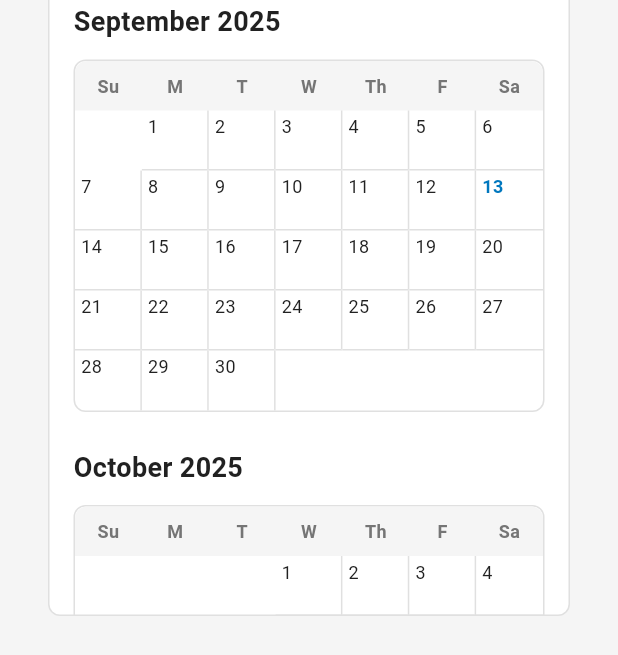
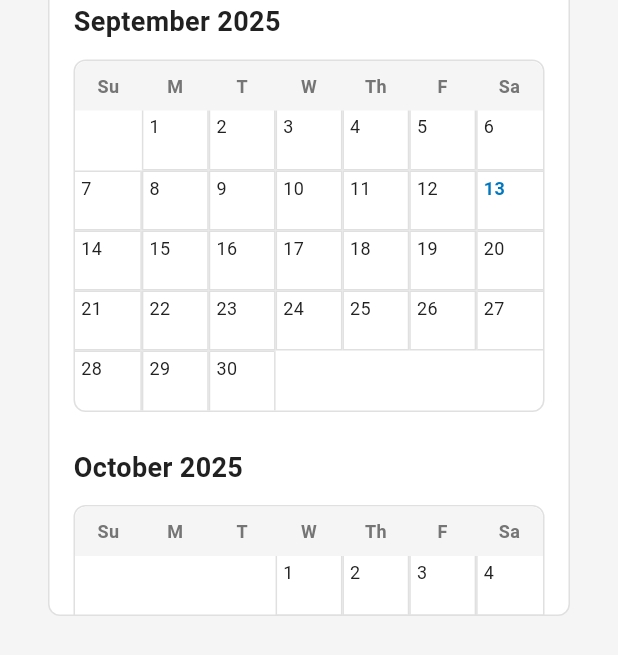
Before and after one commit to AtlantisSports/UWHPortal-Clubs, a Flutter app: the ClubDetailScreen screen opened directly with empty values, scrolled down 190 dp, on a phone screen of 412 x 824 dp. Shown: the part 572-1227 px from the top of the screen. Run offline on Flutter 3.47's test engine with Material 3 defaults, Android fonts, the phone set to English and light mode, and no system bars; our stand-ins replace get_it; network calls fail; project files that could hold a hidden picture were left out.

Commit message:
Implement hybrid calendar approach with proper RSVP integration
- Enhanced calendar widget to display both real club practices with RSVP status and typical schedule practices
- Fixed RSVP synchronization between detail screen buttons and calendar display
- Added comprehensive practice data coverage with real practices for future dates and mock data for past dates
- Maintained cursor pointer styling for web testing
- Cleaned up unused imports and resolved compiler warnings
- Practice ID synchronization ensures RSVP status persists across UI components

```diff
--- a/lib/base/widgets/calendar_widget.dart
+++ b/lib/base/widgets/calendar_widget.dart
@@ -5,7 +5,7 @@ import 'package:flutter/material.dart';
 import '../../core/constants/app_constants.dart';
 import '../../core/models/club.dart';
 import '../../core/models/practice.dart';
-import '../../features/clubs/practice_detail_screen.dart';
+import '../../core/providers/rsvp_provider.dart';
 import '../../base/widgets/phone_modal_utils.dart';
 
 enum PracticeStatus {
@@ -27,11 +27,13 @@ class PracticeDay {
 class PracticeCalendar extends StatelessWidget {
   final Club club;
   final Function(Practice)? onPracticeSelected;
+  final RSVPProvider? rsvpProvider;
 
   const PracticeCalendar({
     super.key,
     required this.club,
     this.onPracticeSelected,
+    this.rsvpProvider,
   });
 
   @override
@@ -76,11 +78,11 @@ class PracticeCalendar extends StatelessWidget {
               padding: const EdgeInsets.all(16),
               child: Column(
                 children: [
-                  _buildMonth(context, 'September 2025', 2025, 9),
+                  _buildMonth(context, 'September 2025', 2025, 9, rsvpProvider),
                   const SizedBox(height: 24),
-                  _buildMonth(context, 'October 2025', 2025, 10),
+                  _buildMonth(context, 'October 2025', 2025, 10, rsvpProvider),
                   const SizedBox(height: 24),
-                  _buildMonth(context, 'November 2025', 2025, 11),
+                  _buildMonth(context, 'November 2025', 2025, 11, rsvpProvider),
                 ],
               ),
             ),
@@ -90,7 +92,7 @@ class PracticeCalendar extends StatelessWidget {
     );
   }
 
-  Widget _buildMonth(BuildContext context, String title, int year, int month) {
+  Widget _buildMonth(BuildContext context, String title, int year, int month, RSVPProvider? rsvpProvider) {
     return Column(
       crossAxisAlignment: CrossAxisAlignment.start,
       children: [
@@ -103,13 +105,13 @@ class PracticeCalendar extends StatelessWidget {
           ),
         ),
         const SizedBox(height: 12),
-        _buildCalendarGrid(context, year, month),
+        _buildCalendarGrid(context, year, month, rsvpProvider),
       ],
     );
   }
 
-  Widget _buildCalendarGrid(BuildContext context, int year, int month) {
-    final practices = _generatePracticesForMonth(year, month);
+  Widget _buildCalendarGrid(BuildContext context, int year, int month, RSVPProvider? rsvpProvider) {
+    final practices = _generatePracticesForMonth(year, month, rsvpProvider);
     final daysInMonth = DateTime(year, month + 1, 0).day;
     final firstDayOfMonth = DateTime(year, month, 1);
     final startingWeekday = firstDayOfMonth.weekday % 7; // Convert to 0-6 (Sunday = 0)
@@ -163,12 +165,16 @@ class PracticeCalendar extends StatelessWidget {
                 final practicesForDay = practices[date] ?? [];
 
                 return Expanded(
+                  child: MouseRegion(
+                    cursor: practicesForDay.isNotEmpty ? SystemMouseCursors.click : SystemMouseCursors.basic,
                     child: GestureDetector(
                       onTap: () => _onDayTapped(context, date, practicesForDay),
                       child: Container(
                         height: 40,
                         decoration: BoxDecoration(
                           border: Border(
+                            top: weekIndex > 0 ? BorderSide(color: Colors.grey[300]!) : BorderSide.none,
+                            left: dayIndex > 0 ? BorderSide(color: Colors.grey[300]!) : BorderSide.none,
                             right: dayIndex < 6 ? BorderSide(color: Colors.grey[300]!) : BorderSide.none,
                             bottom: weekIndex < ((daysInMonth + startingWeekday + 6) ~/ 7) - 1
                                 ? BorderSide(color: Colors.grey[300]!)
@@ -198,6 +204,7 @@ class PracticeCalendar extends StatelessWidget {
                               child: _buildPracticeIndicators(practicesForDay),
                             ),
                         ],
+                      ),
                     ),
                   ),
                 ),
@@ -334,15 +341,15 @@ class PracticeCalendar extends StatelessWidget {
            date.day == today.day;
   }
 
-  Map<DateTime, List<PracticeStatus>> _generatePracticesForMonth(int year, int month) {
+  Map<DateTime, List<PracticeStatus>> _generatePracticesForMonth(int year, int month, RSVPProvider? rsvpProvider) {
     final practices = <DateTime, List<PracticeStatus>>{};
     final today = DateTime.now();
 
-    // Get practice schedule based on club
-    List<Map<String, dynamic>> practiceSchedule = [];
+    // Get typical practice schedule for this club
+    List<Map<String, dynamic>> typicalSchedule = [];
 
     if (club.id == 'denver-uwh') {
-      practiceSchedule = [
+      typicalSchedule = [
         {'day': DateTime.monday, 'time': '8:15 PM', 'location': 'VMAC'},
         {'day': DateTime.wednesday, 'time': '7:00 PM', 'location': 'Carmody'},
         {'day': DateTime.thursday, 'time': '8:15 PM', 'location': 'VMAC'},
@@ -350,7 +357,7 @@ class PracticeCalendar extends StatelessWidget {
         {'day': DateTime.sunday, 'time': '3:00 PM', 'location': 'Carmody'},
       ];
     } else if (club.id == 'sydney-uwh') {
-      practiceSchedule = [
+      typicalSchedule = [
         {'day': DateTime.friday, 'time': '7:00 PM', 'location': 'Ryde'},
       ];
     }
@@ -360,41 +367,63 @@ class PracticeCalendar extends StatelessWidget {
       final date = DateTime(year, month, day);
       final dayOfWeek = date.weekday;
 
-      // Find practices for this day of week
-      final dayPractices = practiceSchedule.where((p) => p['day'] == dayOfWeek).toList();
+      // Find typical practices for this day of week
+      final typicalPracticesForDay = typicalSchedule.where((p) => p['day'] == dayOfWeek).toList();
 
-      if (dayPractices.isNotEmpty) {
+      if (typicalPracticesForDay.isNotEmpty) {
         final practiceStatuses = <PracticeStatus>[];
 
-        for (var practice in dayPractices) {
         if (date.isBefore(today)) {
-            // Past practice - randomly assign attended/not attended
+          // Past practices - use mock data based on typical schedule
+          for (int i = 0; i < typicalPracticesForDay.length; i++) {
+            var practice = typicalPracticesForDay[i];
             final hash = date.hashCode + practice['location'].hashCode;
             practiceStatuses.add(hash % 3 == 0
                 ? PracticeStatus.notAttended
                 : PracticeStatus.attended);
+          }
         } else {
-            // Future practice - randomly assign RSVP status
-            final hash = date.hashCode + practice['location'].hashCode;
-            final rsvpChoice = hash % 4;
-            switch (rsvpChoice) {
-              case 0:
+          // Future practices - check for real practices first, then fall back to typical schedule
+          final realPracticesForDay = club.upcomingPractices.where((practice) {
+            final practiceDate = DateTime(practice.dateTime.year, practice.dateTime.month, practice.dateTime.day);
+            return practiceDate.year == year && practiceDate.month == month && practiceDate.day == day;
+          }).toList();
+
+          if (realPracticesForDay.isNotEmpty) {
+            // Use real practice data with RSVP status
+            for (final practice in realPracticesForDay) {
+              if (rsvpProvider != null) {
+                final rsvpStatus = rsvpProvider.getRSVPStatus(practice.id);
+
+                switch (rsvpStatus) {
+                  case RSVPStatus.yes:
                     practiceStatuses.add(PracticeStatus.rsvpYes);
                     break;
-              case 1:
+                  case RSVPStatus.maybe:
                     practiceStatuses.add(PracticeStatus.rsvpMaybe);
                     break;
-              case 2:
+                  case RSVPStatus.no:
                     practiceStatuses.add(PracticeStatus.rsvpNo);
                     break;
-              default:
+                  case RSVPStatus.pending:
                     practiceStatuses.add(PracticeStatus.noRsvp);
                     break;
+                }
+              } else {
+                practiceStatuses.add(PracticeStatus.noRsvp);
+              }
+            }
+          } else {
+            // No real practice data - use typical schedule with no RSVP status
+            for (int i = 0; i < typicalPracticesForDay.length; i++) {
+              practiceStatuses.add(PracticeStatus.noRsvp);
             }
           }
         }
 
+        if (practiceStatuses.isNotEmpty) {
           practices[date] = practiceStatuses;
+        }
       }
     }
 
@@ -420,11 +449,23 @@ class PracticeCalendar extends StatelessWidget {
   List<Practice> _getPracticesForDate(DateTime date) {
     final practices = <Practice>[];
 
-    // Get practice schedule based on club
-    List<Map<String, dynamic>> practiceSchedule = [];
+    // First, check for real practices from club data
+    for (final practice in club.upcomingPractices) {
+      final practiceDate = DateTime(practice.dateTime.year, practice.dateTime.month, practice.dateTime.day);
+      final targetDate = DateTime(date.year, date.month, date.day);
+
+      if (practiceDate.isAtSameMomentAs(targetDate)) {
+        practices.add(practice);
+      }
+    }
+
+    // If no real practices found, generate from typical schedule
+    if (practices.isEmpty) {
+      // Get typical practice schedule for this club
+      List<Map<String, dynamic>> typicalSchedule = [];
 
       if (club.id == 'denver-uwh') {
-      practiceSchedule = [
+        typicalSchedule = [
           {'day': DateTime.monday, 'time': '8:15 PM', 'location': 'VMAC'},
           {'day': DateTime.wednesday, 'time': '7:00 PM', 'location': 'Carmody'},
           {'day': DateTime.thursday, 'time': '8:15 PM', 'location': 'VMAC'},
@@ -432,13 +473,13 @@ class PracticeCalendar extends StatelessWidget {
           {'day': DateTime.sunday, 'time': '3:00 PM', 'location': 'Carmody'},
         ];
       } else if (club.id == 'sydney-uwh') {
-      practiceSchedule = [
+        typicalSchedule = [
           {'day': DateTime.friday, 'time': '7:00 PM', 'location': 'Ryde'},
         ];
       }
 
       // Find practices for this day of week
-    final dayPractices = practiceSchedule.where((p) => p['day'] == date.weekday).toList();
+      final dayPractices = typicalSchedule.where((p) => p['day'] == date.weekday).toList();
 
       for (int i = 0; i < dayPractices.length; i++) {
         final practiceInfo = dayPractices[i];
@@ -447,7 +488,7 @@ class PracticeCalendar extends StatelessWidget {
         final practiceDateTime = _parseTimeToDateTime(date, practiceInfo['time']);
 
         practices.add(Practice(
-        id: 'practice_${date.millisecondsSinceEpoch}_$i',
+          id: 'typical_${date.millisecondsSinceEpoch}_$i',
           clubId: club.id,
           title: _getPracticeTitle(practiceInfo['location'], practiceInfo['time']),
           description: _getPracticeDescription(practiceInfo['location'], practiceInfo['time']),
@@ -459,6 +500,7 @@ class PracticeCalendar extends StatelessWidget {
           participants: [],
           rsvpResponses: {},
         ));
+      }
     }
 
     return practices;
--- a/lib/features/clubs/club_detail_screen.dart
+++ b/lib/features/clubs/club_detail_screen.dart
@@ -9,7 +9,6 @@ import '../../core/constants/app_constants.dart';
 import '../../core/providers/rsvp_provider.dart';
 import '../../base/widgets/buttons.dart';
 import '../../base/widgets/rsvp_components.dart';
-import '../../base/widgets/phone_modal_utils.dart';
 import '../../base/widgets/calendar_widget.dart';
 import '../../base/widgets/bulk_rsvp_manager.dart';
 import '../../core/utils/responsive_helper.dart';
@@ -695,9 +694,14 @@ class _ClubDetailScreenState extends State<ClubDetailScreen>
 
           // Practice Calendar
           Expanded(
-            child: PracticeCalendar(
-              club: widget.club,
-              onPracticeSelected: _handlePracticeSelected,
+            child: Consumer<RSVPProvider>(
+              builder: (context, rsvpProvider, child) {
+                return PracticeCalendar(
+                  club: widget.club,
+                  onPracticeSelected: _handlePracticeSelected,
+                  rsvpProvider: rsvpProvider,
+                );
+              },
             ),
           ),
         ],
```
Lines whose indentation alone changed are shown as unchanged.
